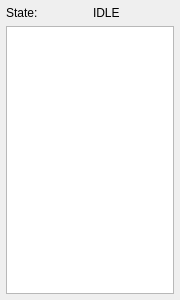
Before: the Qt Designer form gui/snowgui/icegui/focusingprogresswidget.ui in AndreasFMueller/AstroPhotography, drawn with Qt 5.
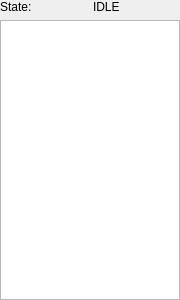
After: the same form once the commit is applied.

The edit to the form file:
```diff
--- a/gui/snowgui/icegui/focusingprogresswidget.ui
+++ b/gui/snowgui/icegui/focusingprogresswidget.ui
@@ -27,16 +27,16 @@
   </property>
   <layout class="QGridLayout" name="gridLayout">
    <property name="leftMargin">
-    <number>6</number>
+    <number>0</number>
    </property>
    <property name="topMargin">
-    <number>6</number>
+    <number>0</number>
    </property>
    <property name="rightMargin">
-    <number>6</number>
+    <number>0</number>
    </property>
    <property name="bottomMargin">
-    <number>6</number>
+    <number>0</number>
    </property>
    <item row="0" column="1">
     <widget class="QLabel" name="stateField">
```
